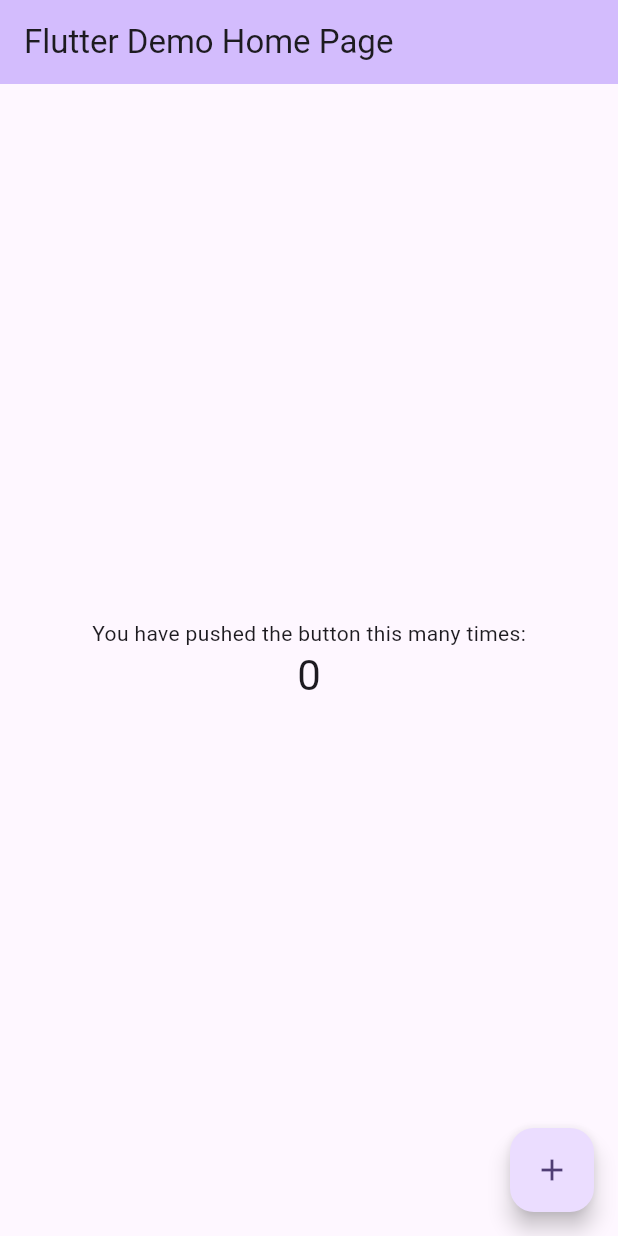
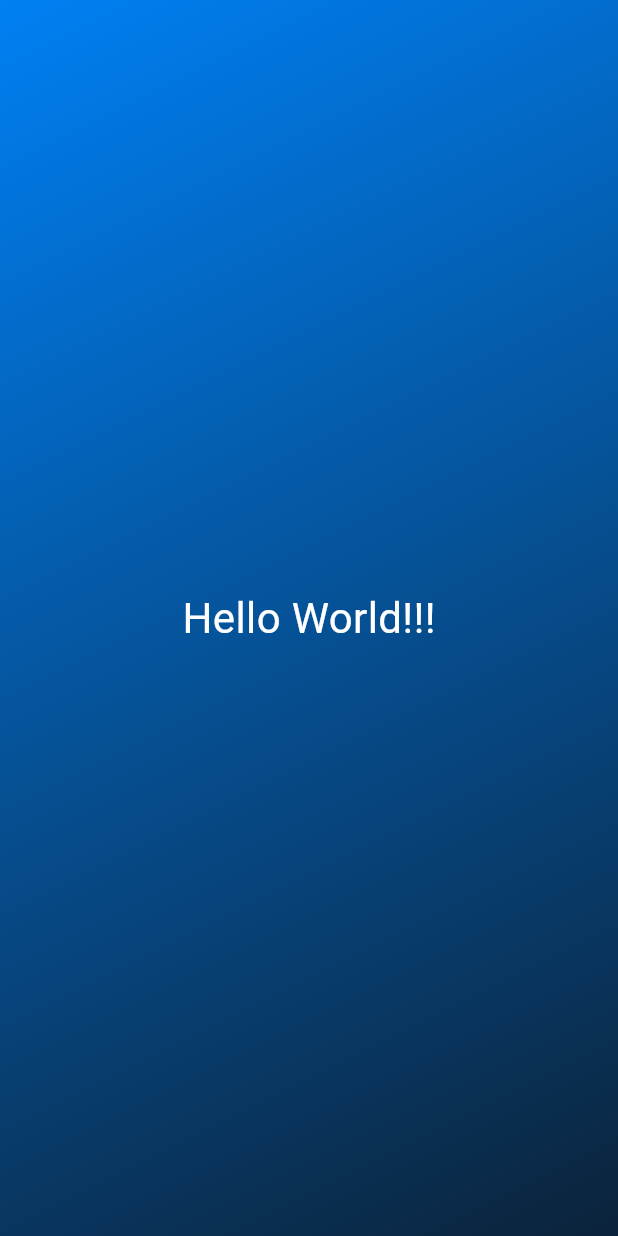
Before and after one commit to Yera17/flutter_projects, a Flutter app: the screen it shows after launch, on a phone screen of 412 x 824 dp. Run offline on Flutter 3.47's test engine with Material 3 defaults, Android fonts, the phone set to English and light mode, and no system bars.

Commit message:
gradient_container add

```diff
--- /dev/null
+++ b/lib/gradient_container.dart
@@ -0,0 +1,30 @@
+import 'package:flutter/material.dart';
+
+class GradientContainer extends StatelessWidget {
+  const GradientContainer({super.key});
+
+  @override
+  Widget build(context) {
+    return Container(
+      decoration: const BoxDecoration(
+        gradient: LinearGradient(
+          colors: [
+            Color.fromARGB(255, 0, 128, 243),
+            Color.fromARGB(255, 11, 35, 58),
+          ],
+          begin: Alignment.topLeft,
+          end: Alignment.bottomRight,
+        ),
+      ),
+      child: const Center(
+        child: Text(
+          'Hello World!!!',
+          style: TextStyle(
+            color: Colors.white,
+            fontSize: 28,
+          ),
+        ),
+      ),
+    );
+  }
+}
--- a/lib/main.dart
+++ b/lib/main.dart
@@ -1,125 +1,12 @@
 import 'package:flutter/material.dart';
+import './gradient_container.dart';
 
 void main() {
-  runApp(const MyApp());
+  runApp(
+    MaterialApp(
+      home: Scaffold(
+        body: GradientContainer(),
+      ),
+    ),
+  );
 }
-
-class MyApp extends StatelessWidget {
-  const MyApp({super.key});
-
-  // This widget is the root of your application.
-  @override
-  Widget build(BuildContext context) {
-    return MaterialApp(
-      title: 'Flutter Demo',
-      theme: ThemeData(
-        // This is the theme of your application.
-        //
-        // TRY THIS: Try running your application with "flutter run". You'll see
-        // the application has a purple toolbar. Then, without quitting the app,
-        // try changing the seedColor in the colorScheme below to Colors.green
-        // and then invoke "hot reload" (save your changes or press the "hot
-        // reload" button in a Flutter-supported IDE, or press "r" if you used
-        // the command line to start the app).
-        //
-        // Notice that the counter didn't reset back to zero; the application
-        // state is not lost during the reload. To reset the state, use hot
-        // restart instead.
-        //
-        // This works for code too, not just values: Most code changes can be
-        // tested with just a hot reload.
-        colorScheme: ColorScheme.fromSeed(seedColor: Colors.deepPurple),
-        useMaterial3: true,
-      ),
-      home: const MyHomePage(title: 'Flutter Demo Home Page'),
-    );
-  }
-}
-
-class MyHomePage extends StatefulWidget {
-  const MyHomePage({super.key, required this.title});
-
-  // This widget is the home page of your application. It is stateful, meaning
-  // that it has a State object (defined below) that contains fields that affect
-  // how it looks.
-
-  // This class is the configuration for the state. It holds the values (in this
-  // case the title) provided by the parent (in this case the App widget) and
-  // used by the build method of the State. Fields in a Widget subclass are
-  // always marked "final".
-
-  final String title;
-
-  @override
-  State<MyHomePage> createState() => _MyHomePageState();
-}
-
-class _MyHomePageState extends State<MyHomePage> {
-  int _counter = 0;
-
-  void _incrementCounter() {
-    setState(() {
-      // This call to setState tells the Flutter framework that something has
-      // changed in this State, which causes it to rerun the build method below
-      // so that the display can reflect the updated values. If we changed
-      // _counter without calling setState(), then the build method would not be
-      // called again, and so nothing would appear to happen.
-      _counter++;
-    });
-  }
-
-  @override
-  Widget build(BuildContext context) {
-    // This method is rerun every time setState is called, for instance as done
-    // by the _incrementCounter method above.
-    //
-    // The Flutter framework has been optimized to make rerunning build methods
-    // fast, so that you can just rebuild anything that needs updating rather
-    // than having to individually change instances of widgets.
-    return Scaffold(
-      appBar: AppBar(
-        // TRY THIS: Try changing the color here to a specific color (to
-        // Colors.amber, perhaps?) and trigger a hot reload to see the AppBar
-        // change color while the other colors stay the same.
-        backgroundColor: Theme.of(context).colorScheme.inversePrimary,
-        // Here we take the value from the MyHomePage object that was created by
-        // the App.build method, and use it to set our appbar title.
-        title: Text(widget.title),
-      ),
-      body: Center(
-        // Center is a layout widget. It takes a single child and positions it
-        // in the middle of the parent.
-        child: Column(
-          // Column is also a layout widget. It takes a list of children and
-          // arranges them vertically. By default, it sizes itself to fit its
-          // children horizontally, and tries to be as tall as its parent.
-          //
-          // Column has various properties to control how it sizes itself and
-          // how it positions its children. Here we use mainAxisAlignment to
-          // center the children vertically; the main axis here is the vertical
-          // axis because Columns are vertical (the cross axis would be
-          // horizontal).
-          //
-          // TRY THIS: Invoke "debug painting" (choose the "Toggle Debug Paint"
-          // action in the IDE, or press "p" in the console), to see the
-          // wireframe for each widget.
-          mainAxisAlignment: MainAxisAlignment.center,
-          children: <Widget>[
-            const Text(
-              'You have pushed the button this many times:',
-            ),
-            Text(
-              '$_counter',
-              style: Theme.of(context).textTheme.headlineMedium,
-            ),
-          ],
-        ),
-      ),
-      floatingActionButton: FloatingActionButton(
-        onPressed: _incrementCounter,
-        tooltip: 'Increment',
-        child: const Icon(Icons.add),
-      ), // This trailing comma makes auto-formatting nicer for build methods.
-    );
-  }
-}
```
